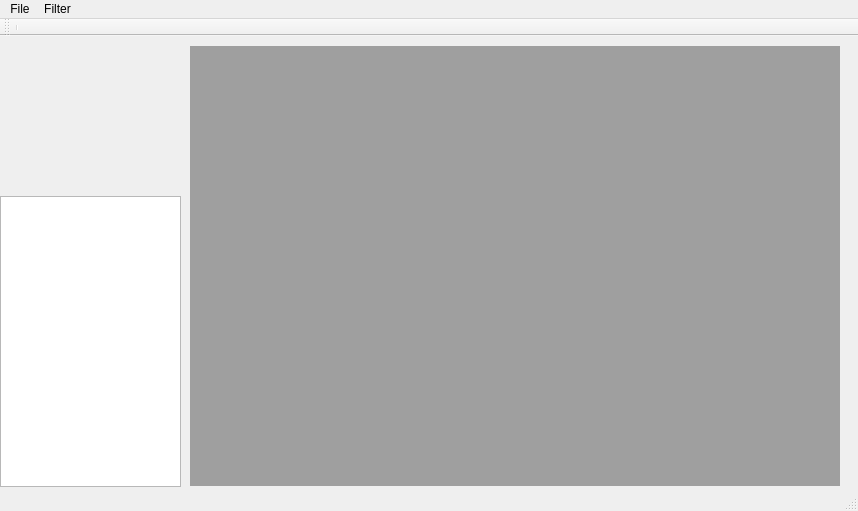
First picture: the form in ITS_QT/ITS/its.ui, repository utkucan/imagetrackingsystem, before the edit.
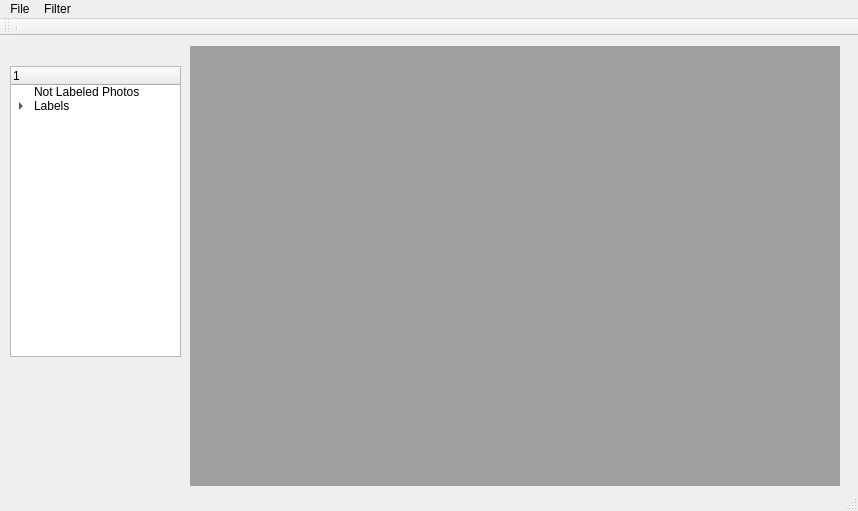
Second picture: the form after the edit.

Diff of the .ui file:
```diff
--- a/ITS_QT/ITS/its.ui
+++ b/ITS_QT/ITS/its.ui
@@ -30,15 +30,45 @@
      <enum>QMdiArea::SubWindowView</enum>
     </property>
    </widget>
-   <widget class="QTreeView" name="treeView">
+   <widget class="QTreeWidget" name="treeWidget">
     <property name="geometry">
      <rect>
-      <x>0</x>
-      <y>160</y>
-      <width>181</width>
+      <x>10</x>
+      <y>30</y>
+      <width>171</width>
       <height>291</height>
      </rect>
     </property>
+    <column>
+     <property name="text">
+      <string/>
+     </property>
+    </column>
+    <item>
+     <property name="text">
+      <string>Not Labeled Photos</string>
+     </property>
+    </item>
+    <item>
+     <property name="text">
+      <string>Labels</string>
+     </property>
+     <item>
+      <property name="text">
+       <string>sercan</string>
+      </property>
+     </item>
+     <item>
+      <property name="text">
+       <string>burak</string>
+      </property>
+     </item>
+     <item>
+      <property name="text">
+       <string>New Item</string>
+      </property>
+     </item>
+    </item>
    </widget>
   </widget>
   <widget class="QMenuBar" name="menuBar">
```
